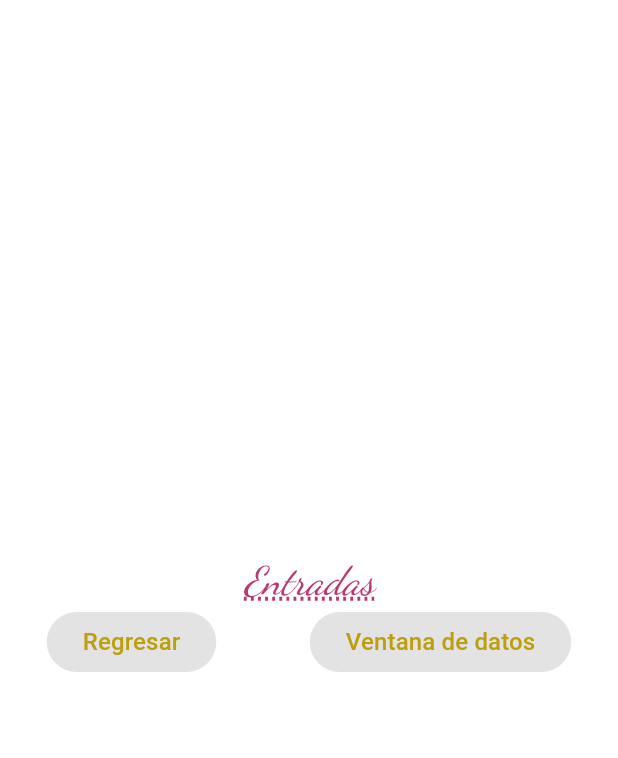
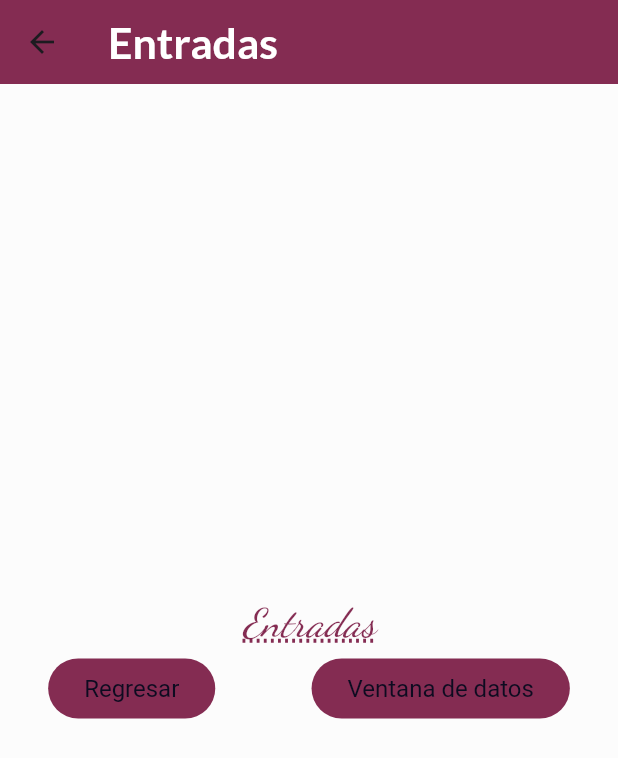
Before and after one commit to AliixLoz/componentes_flutter_aliix, a Flutter app: the screen it shows after launch, after a tap on "Entradas", on a phone screen of 412 x 824 dp. Shown: the top 758 px of the screen. Run offline on Flutter 3.47's test engine with Material 3 defaults, Android fonts, the phone set to English and light mode, and no system bars; our stand-ins replace google_fonts.

Commit message:
Charging the AppTheme

```diff
--- a/lib/screens/home_screen.dart
+++ b/lib/screens/home_screen.dart
@@ -25,20 +25,23 @@ class HomeScreen extends StatelessWidget {
               'Introducción de valores',
               style: AppTheme.lightTheme.textTheme.bodySmall,
             ),
-            leading: const Icon(Icons.import_contacts_sharp),
-            trailing: const Icon(Icons.arrow_circle_right_rounded),
-
+            leading: IconTheme(
+              data: AppTheme.lightTheme.iconTheme,
+              child: const Icon(Icons.import_contacts_sharp),
+            ),
+            trailing: IconTheme(
+              data: AppTheme.lightTheme.iconTheme,
+              child: const Icon(Icons.arrow_circle_right_rounded),
+            ),
             //agreganuevo
             onTap: () {
               final ruta1 = MaterialPageRoute(builder: (context) {
                 return const InputsScreen();
               });
-              Navigator.push(context,ruta1);
+              Navigator.push(context, ruta1);
             },
             //acaba lo nuevo
-
           ),
-
           const Divider(),
           ListTile(
             title: Text(
@@ -49,20 +52,25 @@ class HomeScreen extends StatelessWidget {
               'Lista con desplazamiento infinito',
               style: AppTheme.lightTheme.textTheme.bodySmall,
             ),
-            leading: const Icon(Icons.format_list_bulleted),
-            trailing: const Icon(Icons.arrow_circle_right_rounded),
+            leading: IconTheme(
+              data: AppTheme.lightTheme.iconTheme,
+              child: const Icon(Icons.format_list_bulleted),
+            ),
+            trailing: IconTheme(
+              data: AppTheme.lightTheme.iconTheme,
+              child: const Icon(Icons.arrow_circle_right_rounded),
+            ),
 
             //agreganuevo
             onTap: () {
               final ruta2 = MaterialPageRoute(builder: (context) {
                 return const InfiniteScrollScreen();
               });
-              Navigator.push(context,ruta2);
+              Navigator.push(context, ruta2);
             },
             //acaba lo nuevo
           ),
           const Divider(),
-
           ListTile(
             title: Text(
               'Notificaciones',
@@ -72,15 +80,21 @@ class HomeScreen extends StatelessWidget {
               'Mostrar una notificación',
               style: AppTheme.lightTheme.textTheme.bodySmall,
             ),
-            leading: const Icon(Icons.notifications_active),
-            trailing: const Icon(Icons.arrow_circle_right_rounded),
+            leading: IconTheme(
+              data: AppTheme.lightTheme.iconTheme,
+              child: const Icon(Icons.notifications_active),
+            ),
+            trailing: IconTheme(
+              data: AppTheme.lightTheme.iconTheme,
+              child: const Icon(Icons.arrow_circle_right_rounded),
+            ),
 
             //agreganuevo
             onTap: () {
               final ruta3 = MaterialPageRoute(builder: (context) {
                 return const NotificationsScreen();
               });
-              Navigator.push(context,ruta3);
+              Navigator.push(context, ruta3);
             },
             //acaba lo nuevo
           ),
--- a/lib/screens/inputs_screen.dart
+++ b/lib/screens/inputs_screen.dart
@@ -11,7 +11,9 @@ class InputsScreen extends StatefulWidget {
 class _InputsScreenState extends State<InputsScreen> {
   @override
   Widget build(BuildContext context) {
-    return Column(
+    return Scaffold(
+      appBar: AppBar(title: const Text('Entradas'),),
+      body: Column(
         mainAxisAlignment: MainAxisAlignment.center,
         children: [
           Text(
@@ -36,6 +38,7 @@ class _InputsScreenState extends State<InputsScreen> {
             ],
           ),
         ],
+      ),
     );
   }
 }
--- a/lib/theme/app_theme.dart
+++ b/lib/theme/app_theme.dart
@@ -4,16 +4,38 @@ import 'package:google_fonts/google_fonts.dart';
 
 class AppTheme{
   //constante de un color primario
-  static const primaryColor = Color.fromARGB(223, 174, 29, 92);
+  static const primaryColor = Color.fromARGB(223, 115, 14, 58);
   //constante de un color secundario
-  static const secondaryColor = Color.fromARGB(255, 188, 159, 15);
+  static const secondaryColor = Color.fromARGB(255, 13, 11, 32);
   //constante de color de fondo
-  static const backColor = Color.fromARGB(227, 165, 206, 209);
+  static const backColor = Color.fromARGB(224, 252, 252, 252);
   //constante de tema
   static final ThemeData lightTheme = ThemeData.light().copyWith(
     scaffoldBackgroundColor: backColor,
-        appBarTheme: const AppBarTheme(
+        appBarTheme: AppBarTheme(
           color: primaryColor,
+          titleTextStyle: GoogleFonts.lato(
+            color: Colors.white,
+            fontSize: 28.5,
+            fontWeight: FontWeight.bold,
+          ),
+      ),
+      iconTheme: const IconThemeData(
+        color: primaryColor,
+        size: 28.0,
+      ),
+      elevatedButtonTheme: ElevatedButtonThemeData(
+        style: ButtonStyle(
+          backgroundColor: MaterialStateProperty.all(
+            primaryColor,
+          ),
+          foregroundColor: MaterialStateProperty.all(
+            Colors.white,
+          ),
+          textStyle: MaterialStateProperty.all(
+            GoogleFonts.pacifico(fontSize: 22.0,)
+          ),
+        ),
       ),
       textTheme: TextTheme(
         //Titulos muy grandes
```
Lines whose indentation alone changed are shown as unchanged.
